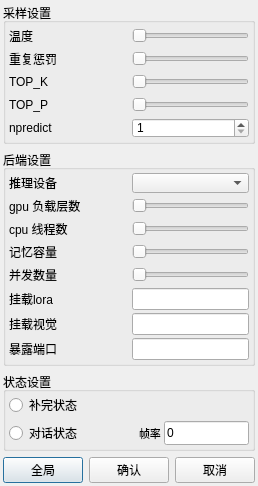
ylsdamxssjxxdd/eva, file src/widget/settings_dialog.ui: the form before one commit.
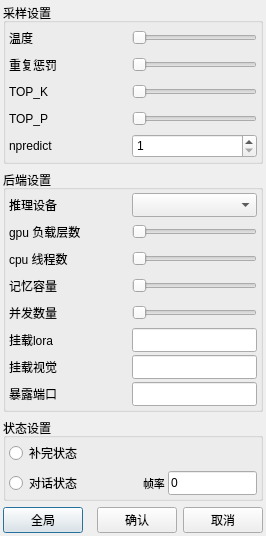
The form after the commit.

```diff
--- a/src/widget/settings_dialog.ui
+++ b/src/widget/settings_dialog.ui
@@ -6,8 +6,8 @@
    <rect>
     <x>0</x>
     <y>0</y>
-    <width>246</width>
-    <height>479</height>
+    <width>266</width>
+    <height>524</height>
    </rect>
   </property>
   <property name="windowTitle">
@@ -62,13 +62,13 @@
           <property name="minimumSize">
            <size>
             <width>120</width>
-            <height>20</height>
+            <height>24</height>
            </size>
           </property>
           <property name="maximumSize">
            <size>
             <width>120</width>
-            <height>16777215</height>
+            <height>24</height>
            </size>
           </property>
           <property name="text">
@@ -81,13 +81,13 @@
           <property name="minimumSize">
            <size>
             <width>100</width>
-            <height>18</height>
+            <height>24</height>
            </size>
           </property>
           <property name="maximumSize">
            <size>
             <width>16777215</width>
-            <height>16777215</height>
+            <height>24</height>
            </size>
           </property>
           <property name="pageStep">
@@ -107,13 +107,13 @@
           <property name="minimumSize">
            <size>
             <width>120</width>
-            <height>20</height>
+            <height>24</height>
            </size>
           </property>
           <property name="maximumSize">
            <size>
             <width>120</width>
-            <height>16777215</height>
+            <height>24</height>
            </size>
           </property>
           <property name="text">
@@ -126,13 +126,13 @@
           <property name="minimumSize">
            <size>
             <width>100</width>
-            <height>18</height>
+            <height>24</height>
            </size>
           </property>
           <property name="maximumSize">
            <size>
             <width>16777215</width>
-            <height>16777215</height>
+            <height>24</height>
            </size>
           </property>
           <property name="pageStep">
@@ -152,13 +152,13 @@
           <property name="minimumSize">
            <size>
             <width>120</width>
-            <height>20</height>
+            <height>24</height>
            </size>
           </property>
           <property name="maximumSize">
            <size>
             <width>120</width>
-            <height>16777215</height>
+            <height>24</height>
            </size>
           </property>
           <property name="text">
@@ -171,13 +171,13 @@
           <property name="minimumSize">
            <size>
             <width>100</width>
-            <height>18</height>
+            <height>24</height>
            </size>
           </property>
           <property name="maximumSize">
            <size>
             <width>16777215</width>
-            <height>16777215</height>
+            <height>24</height>
            </size>
           </property>
           <property name="pageStep">
@@ -191,19 +191,19 @@
        </layout>
       </item>
       <item>
-      <layout class="QHBoxLayout" name="horizontalLayout_topp">
-       <item>
-        <widget class="QLabel" name="topp_label">
+       <layout class="QHBoxLayout" name="horizontalLayout_topp">
+        <item>
+         <widget class="QLabel" name="topp_label">
           <property name="minimumSize">
            <size>
             <width>120</width>
-            <height>20</height>
+            <height>24</height>
            </size>
           </property>
           <property name="maximumSize">
            <size>
             <width>120</width>
-            <height>16777215</height>
+            <height>24</height>
            </size>
           </property>
           <property name="text">
@@ -216,13 +216,13 @@
           <property name="minimumSize">
            <size>
             <width>100</width>
-            <height>18</height>
+            <height>24</height>
            </size>
           </property>
           <property name="maximumSize">
            <size>
             <width>16777215</width>
-            <height>16777215</height>
+            <height>24</height>
            </size>
           </property>
           <property name="pageStep">
@@ -233,8 +233,8 @@
           </property>
          </widget>
         </item>
-      </layout>
-     </item>
+       </layout>
+      </item>
       <item>
        <layout class="QHBoxLayout" name="horizontalLayout_npredict">
         <item>
@@ -242,21 +242,21 @@
           <property name="minimumSize">
            <size>
             <width>120</width>
-            <height>20</height>
+            <height>24</height>
            </size>
           </property>
           <property name="maximumSize">
            <size>
             <width>120</width>
-            <height>16777215</height>
+            <height>24</height>
            </size>
           </property>
-          <property name="text">
-           <string extracomment="npredict label">npredict</string>
-          </property>
           <property name="toolTip">
            <string extracomment="npredict tooltip">npredict</string>
           </property>
+          <property name="text">
+           <string extracomment="npredict label">npredict</string>
+          </property>
          </widget>
         </item>
         <item>
@@ -264,20 +264,26 @@
           <property name="minimumSize">
            <size>
             <width>100</width>
-            <height>20</height>
+            <height>24</height>
            </size>
           </property>
-          <property name="minimum">
-           <number>1</number>
+          <property name="maximumSize">
+           <size>
+            <width>16777215</width>
+            <height>24</height>
+           </size>
           </property>
-          <property name="maximum">
-           <number>99999</number>
+          <property name="toolTip">
+           <string>npredict</string>
           </property>
           <property name="accelerated">
            <bool>true</bool>
           </property>
-          <property name="toolTip">
-           <string>npredict</string>
+          <property name="minimum">
+           <number>1</number>
+          </property>
+          <property name="maximum">
+           <number>99999</number>
           </property>
          </widget>
         </item>
@@ -319,13 +325,13 @@
           <property name="minimumSize">
            <size>
             <width>120</width>
-            <height>20</height>
+            <height>24</height>
            </size>
           </property>
           <property name="maximumSize">
            <size>
             <width>120</width>
-            <height>16777215</height>
+            <height>24</height>
            </size>
           </property>
           <property name="text">
@@ -338,13 +344,13 @@
           <property name="minimumSize">
            <size>
             <width>0</width>
-            <height>20</height>
+            <height>24</height>
            </size>
           </property>
           <property name="maximumSize">
            <size>
             <width>16777215</width>
-            <height>20</height>
+            <height>24</height>
            </size>
           </property>
          </widget>
@@ -358,13 +364,13 @@
           <property name="minimumSize">
            <size>
             <width>120</width>
-            <height>20</height>
+            <height>24</height>
            </size>
           </property>
           <property name="maximumSize">
            <size>
             <width>120</width>
-            <height>16777215</height>
+            <height>24</height>
            </size>
           </property>
           <property name="text">
@@ -377,13 +383,13 @@
           <property name="minimumSize">
            <size>
             <width>100</width>
-            <height>18</height>
+            <height>24</height>
            </size>
           </property>
           <property name="maximumSize">
            <size>
             <width>16777215</width>
-            <height>16777215</height>
+            <height>24</height>
            </size>
           </property>
           <property name="pageStep">
@@ -403,13 +409,13 @@
           <property name="minimumSize">
            <size>
             <width>120</width>
-            <height>20</height>
+            <height>24</height>
            </size>
           </property>
           <property name="maximumSize">
            <size>
             <width>120</width>
-            <height>16777215</height>
+            <height>24</height>
            </size>
           </property>
           <property name="text">
@@ -422,13 +428,13 @@
           <property name="minimumSize">
            <size>
             <width>100</width>
-            <height>18</height>
+            <height>24</height>
            </size>
           </property>
           <property name="maximumSize">
            <size>
             <width>16777215</width>
-            <height>16777215</height>
+            <height>24</height>
            </size>
           </property>
           <property name="pageStep">
@@ -448,13 +454,13 @@
           <property name="minimumSize">
            <size>
             <width>120</width>
-            <height>20</height>
+            <height>24</height>
            </size>
           </property>
           <property name="maximumSize">
            <size>
             <width>120</width>
-            <height>16777215</height>
+            <height>24</height>
            </size>
           </property>
           <property name="text">
@@ -467,13 +473,13 @@
           <property name="minimumSize">
            <size>
             <width>100</width>
-            <height>18</height>
+            <height>24</height>
            </size>
           </property>
           <property name="maximumSize">
            <size>
             <width>16777215</width>
-            <height>16777215</height>
+            <height>24</height>
            </size>
           </property>
           <property name="orientation">
@@ -490,13 +496,13 @@
           <property name="minimumSize">
            <size>
             <width>120</width>
-            <height>20</height>
+            <height>24</height>
            </size>
           </property>
           <property name="maximumSize">
            <size>
             <width>120</width>
-            <height>16777215</height>
+            <height>24</height>
            </size>
           </property>
           <property name="text">
@@ -509,13 +515,13 @@
           <property name="minimumSize">
            <size>
             <width>100</width>
-            <height>18</height>
+            <height>24</height>
            </size>
           </property>
           <property name="maximumSize">
            <size>
             <width>16777215</width>
-            <height>16777215</height>
+            <height>24</height>
            </size>
           </property>
           <property name="minimum">
@@ -544,13 +550,13 @@
           <property name="minimumSize">
            <size>
             <width>120</width>
-            <height>20</height>
+            <height>24</height>
            </size>
           </property>
           <property name="maximumSize">
            <size>
             <width>120</width>
-            <height>16777215</height>
+            <height>24</height>
            </size>
           </property>
           <property name="text">
@@ -563,7 +569,13 @@
           <property name="minimumSize">
            <size>
             <width>100</width>
-            <height>0</height>
+            <height>24</height>
+           </size>
+          </property>
+          <property name="maximumSize">
+           <size>
+            <width>16777215</width>
+            <height>24</height>
            </size>
           </property>
          </widget>
@@ -577,13 +589,13 @@
           <property name="minimumSize">
            <size>
             <width>120</width>
-            <height>20</height>
+            <height>24</height>
            </size>
           </property>
           <property name="maximumSize">
            <size>
             <width>120</width>
-            <height>16777215</height>
+            <height>24</height>
            </size>
           </property>
           <property name="text">
@@ -596,7 +608,13 @@
           <property name="minimumSize">
            <size>
             <width>100</width>
-            <height>0</height>
+            <height>24</height>
+           </size>
+          </property>
+          <property name="maximumSize">
+           <size>
+            <width>16777215</width>
+            <height>24</height>
            </size>
           </property>
          </widget>
@@ -610,13 +628,13 @@
           <property name="minimumSize">
            <size>
             <width>120</width>
-            <height>20</height>
+            <height>24</height>
            </size>
           </property>
           <property name="maximumSize">
            <size>
             <width>120</width>
-            <height>16777215</height>
+            <height>24</height>
            </size>
           </property>
           <property name="text">
@@ -629,7 +647,13 @@
           <property name="minimumSize">
            <size>
             <width>100</width>
-            <height>0</height>
+            <height>24</height>
+           </size>
+          </property>
+          <property name="maximumSize">
+           <size>
+            <width>16777215</width>
+            <height>24</height>
            </size>
           </property>
          </widget>
@@ -665,13 +689,13 @@
         <property name="minimumSize">
          <size>
           <width>110</width>
-          <height>20</height>
+          <height>24</height>
          </size>
         </property>
         <property name="maximumSize">
          <size>
           <width>110</width>
-          <height>16777215</height>
+          <height>24</height>
          </size>
         </property>
         <property name="font">
@@ -694,13 +718,13 @@
           <property name="minimumSize">
            <size>
             <width>110</width>
-            <height>20</height>
+            <height>24</height>
            </size>
           </property>
           <property name="maximumSize">
            <size>
             <width>110</width>
-            <height>16777215</height>
+            <height>24</height>
            </size>
           </property>
           <property name="font">
@@ -731,7 +755,13 @@
           <property name="minimumSize">
            <size>
             <width>0</width>
-            <height>20</height>
+            <height>24</height>
+           </size>
+          </property>
+          <property name="maximumSize">
+           <size>
+            <width>16777215</width>
+            <height>24</height>
            </size>
           </property>
           <property name="font">
@@ -752,6 +782,12 @@
             <height>24</height>
            </size>
           </property>
+          <property name="maximumSize">
+           <size>
+            <width>16777215</width>
+            <height>24</height>
+           </size>
+          </property>
           <property name="text">
            <string>0</string>
           </property>
```
